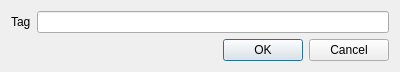
Old version of the form src/EditTagDialog.ui in the repository soramimi/Guitar.
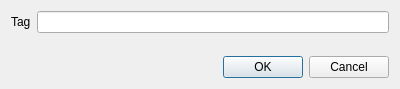
New version of the form.

```diff
--- a/src/EditTagDialog.ui
+++ b/src/EditTagDialog.ui
@@ -7,7 +7,7 @@
     <x>0</x>
     <y>0</y>
     <width>400</width>
-    <height>71</height>
+    <height>89</height>
    </rect>
   </property>
   <property name="windowTitle">
@@ -16,6 +16,12 @@
   <layout class="QVBoxLayout" name="verticalLayout">
    <item>
     <layout class="QFormLayout" name="formLayout">
+     <property name="fieldGrowthPolicy">
+      <enum>QFormLayout::ExpandingFieldsGrow</enum>
+     </property>
+     <property name="labelAlignment">
+      <set>Qt::AlignLeading|Qt::AlignLeft|Qt::AlignVCenter</set>
+     </property>
      <item row="0" column="0">
       <widget class="QLabel" name="label">
        <property name="text">
```
